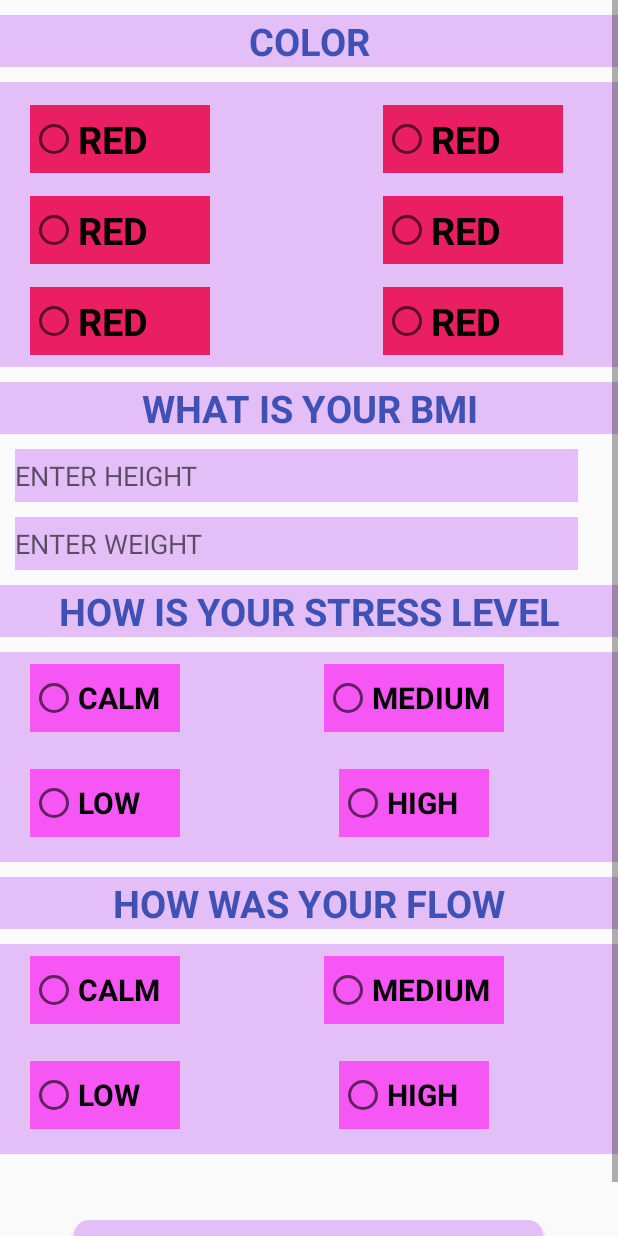
After one commit to Naitik555/Period-Diary, an Android app: the Question screen opened directly, with no data from a screen before it, on a phone screen of 412 x 824 dp. The commit adds this screen. Run offline under Robolectric (Android 15) with nearby library versions, the phone set to English and light mode, and no system bars; Roboto replaces fonts that are not available here.

Commit message:
recyclerview -- question

```diff
--- /dev/null
+++ b/app/src/main/java/com/project/perioddiary/DoctorRecycler.java
@@ -0,0 +1,48 @@
+package com.project.perioddiary;
+
+import androidx.appcompat.app.AppCompatActivity;
+import androidx.recyclerview.widget.LinearLayoutManager;
+import androidx.recyclerview.widget.RecyclerView;
+
+import android.os.Bundle;
+
+import com.project.perioddiary.RecyclerView.ReccyclerViewAdapter;
+
+import java.util.ArrayList;
+
+public class DoctorRecycler extends AppCompatActivity {
+
+    private static final String TAG = "DoctorRecycler";
+
+    private ArrayList<String> mNaames = new ArrayList<>();
+    private ArrayList<String> mImageUrls = new ArrayList<>();
+
+    @Override
+    protected void onCreate(Bundle savedInstanceState) {
+        super.onCreate(savedInstanceState);
+        setContentView(R.layout.doctorrecyclerview);
+
+        initImageBitmaps();
+    }
+
+    private void initImageBitmaps()
+    {
+         mImageUrls.add("https://upload.wikimedia.org/wikipedia/commons/6/6e/Shah_Rukh_Khan_graces_the_launch_of_the_new_Santro.jpg");
+         mNaames.add("ShahRukh Khan");
+
+        mImageUrls.add("https://upload.wikimedia.org/wikipedia/commons/8/86/Salman_Khan_at_Renault_Star_Guild_Awards.jpg");
+        mNaames.add("Salman Khan");
+
+        mImageUrls.add("https://m.media-amazon.com/images/M/MV5BODI4NDY1NzkyM15BMl5BanBnXkFtZTgwNzM3MDM0OTE@._V1_UY317_CR19,0,214,317_AL_.jpg");
+        mNaames.add("Akshay Kumar");
+
+        initRecyclerView();
+    }
+    private void initRecyclerView()
+    {
+        RecyclerView recyclerView = findViewById(R.id.recyclerview);
+        ReccyclerViewAdapter adapter = new ReccyclerViewAdapter(this,mNaames,mImageUrls);
+        recyclerView.setAdapter(adapter);
+        recyclerView.setLayoutManager(new LinearLayoutManager(this));
+    }
+}
--- /dev/null
+++ b/app/src/main/java/com/project/perioddiary/Question.java
@@ -0,0 +1,30 @@
+package com.project.perioddiary;
+
+import androidx.appcompat.app.AppCompatActivity;
+
+import android.content.Intent;
+import android.os.Bundle;
+import android.view.View;
+import android.widget.Button;
+
+public class Question extends AppCompatActivity {
+
+    Button button;
+
+    @Override
+    protected void onCreate(Bundle savedInstanceState) {
+        super.onCreate(savedInstanceState);
+        setContentView(R.layout.activity_question);
+
+        button = findViewById(R.id.button);
+
+        button.setOnClickListener(new View.OnClickListener() {
+            @Override
+            public void onClick(View view) {
+
+                Intent intent = new Intent(getApplicationContext(),DoctorRecycler.class);
+                startActivity(intent);
+            }
+        });
+    }
+}
--- /dev/null
+++ b/app/src/main/java/com/project/perioddiary/RecyclerView/ReccyclerViewAdapter.java
@@ -0,0 +1,79 @@
+package com.project.perioddiary.RecyclerView;
+
+import android.content.Context;
+import android.view.LayoutInflater;
+import android.view.View;
+import android.view.ViewGroup;
+import android.widget.RelativeLayout;
+import android.widget.TextView;
+import android.widget.Toast;
+
+import androidx.annotation.NonNull;
+import androidx.recyclerview.widget.RecyclerView;
+
+import com.bumptech.glide.Glide;
+import com.project.perioddiary.R;
+
+import java.util.ArrayList;
+
+import de.hdodenhof.circleimageview.CircleImageView;
+
+public class ReccyclerViewAdapter extends RecyclerView.Adapter<ReccyclerViewAdapter.ViewHolder>
+{
+    private static final String TAG = "ReccyclerViewAdapter";
+
+    private ArrayList<String> mImageNames = new ArrayList<>();
+    private ArrayList<String> mImages = new ArrayList<>();
+    private Context mContext;
+
+    public ReccyclerViewAdapter(Context mContext, ArrayList<String> mImageNames, ArrayList<String> mImages) {
+        this.mImageNames = mImageNames;
+        this.mImages = mImages;
+        this.mContext = mContext;
+    }
+
+    @NonNull
+    @Override
+    public ViewHolder onCreateViewHolder(@NonNull ViewGroup parent, int viewType) {
+
+        View view = LayoutInflater.from(parent.getContext()).inflate(R.layout.layout_listitem,parent,false);
+        ViewHolder holder = new ViewHolder(view);
+        return holder;
+    }
+
+    @Override
+    public void onBindViewHolder(@NonNull ViewHolder holder, int position) {
+
+        Glide.with(mContext).asBitmap().load(mImages.get(position)).into(holder.image);
+
+        holder.imageName.setText(mImageNames.get(position));
+
+        holder.parentLayout.setOnClickListener(new View.OnClickListener() {
+            @Override
+            public void onClick(View view) {
+
+                Toast.makeText(mContext, mImageNames.get(position), Toast.LENGTH_SHORT).show();
+            }
+        });
+    }
+
+    @Override
+    public int getItemCount() {
+        return mImageNames.size();
+    }
+
+    public class  ViewHolder extends RecyclerView.ViewHolder
+    {
+        CircleImageView image;
+        TextView imageName;
+        RelativeLayout parentLayout;
+
+
+        public ViewHolder(@NonNull View itemView) {
+            super(itemView);
+            image = itemView.findViewById(R.id.image);
+            imageName = itemView.findViewById(R.id.image_name);
+            parentLayout = itemView.findViewById(R.id.parent_layout);
+        }
+    }
+}
--- a/app/src/main/java/com/project/perioddiary/calendar/CalendarActivity.java
+++ b/app/src/main/java/com/project/perioddiary/calendar/CalendarActivity.java
@@ -3,10 +3,14 @@ package com.project.perioddiary.calendar;
 import androidx.annotation.NonNull;
 import androidx.appcompat.app.AppCompatActivity;
 
+import android.content.Intent;
 import android.os.Bundle;
+import android.view.View;
+import android.widget.Button;
 import android.widget.CalendarView;
 import android.widget.TextView;
 
+import com.project.perioddiary.Question;
 import com.project.perioddiary.R;
 
 public class CalendarActivity extends AppCompatActivity {
@@ -15,6 +19,8 @@ public class CalendarActivity extends AppCompatActivity {
 
     TextView myDate;
 
+    Button question;
+
     @Override
     protected void onCreate(Bundle savedInstanceState) {
         super.onCreate(savedInstanceState);
@@ -22,6 +28,7 @@ public class CalendarActivity extends AppCompatActivity {
 
         calendarView = (CalendarView) findViewById(R.id.calendarView);
         myDate = (TextView) findViewById(R.id.myDate);
+        question = findViewById(R.id.question);
 
         calendarView.setOnDateChangeListener(new CalendarView.OnDateChangeListener() {
             @Override
@@ -29,6 +36,16 @@ public class CalendarActivity extends AppCompatActivity {
 
                 String date = (i1 + 1) + "/" + i2 + "/" + i;
                 myDate.setText(date);
+
+            }
+        });
+
+        question.setOnClickListener(new View.OnClickListener() {
+            @Override
+            public void onClick(View view) {
+
+                Intent intent = new Intent(CalendarActivity.this, Question.class);
+                startActivity(intent);
             }
         });
     }
--- /dev/null
+++ b/app/src/main/res/layout/activity_question.xml
@@ -0,0 +1,370 @@
+<?xml version="1.0" encoding="utf-8"?>
+<ScrollView xmlns:android="http://schemas.android.com/apk/res/android"
+    xmlns:app="http://schemas.android.com/apk/res-auto"
+    xmlns:tools="http://schemas.android.com/tools"
+    android:layout_width="match_parent"
+    android:layout_height="match_parent"
+    android:orientation="vertical"
+    tools:context=".Question">
+
+    <LinearLayout
+        android:layout_width="match_parent"
+        android:layout_height="match_parent"
+        android:orientation="vertical">
+
+
+        <TextView
+            android:layout_width="match_parent"
+            android:layout_height="wrap_content"
+            android:layout_marginTop="10dp"
+            android:layout_marginBottom="10dp"
+            android:background="@color/bg_screen1"
+            android:gravity="center"
+            android:text="COLOR"
+            android:textColor="@color/colorPrimary"
+            android:textSize="25dp"
+            android:textStyle="bold" />
+
+        <RadioGroup
+            android:layout_width="match_parent"
+            android:layout_height="wrap_content">
+
+            <GridLayout
+                android:layout_width="match_parent"
+                android:layout_height="190dp"
+                android:layout_gravity="center"
+                android:background="@color/bg_screen1"
+                android:layout_marginRight="0dp"
+                android:columnCount="2"
+                android:orientation="horizontal"
+                android:rowCount="2">
+
+
+                <RadioButton
+                    android:id="@+id/red"
+                    android:layout_width="120dp"
+                    android:layout_height="45dp"
+                    android:layout_marginLeft="20dp"
+                    android:layout_marginTop="15dp"
+                    android:layout_marginRight="15dp"
+                    android:background="@color/bg_screen2"
+                    android:backgroundTint="#E91E63"
+                    android:text="RED"
+                    android:textColor="#000"
+                    android:textSize="25dp"
+                    android:textStyle="bold">
+
+                </RadioButton>
+
+                <RadioButton
+                    android:id="@+id/lightred"
+                    android:layout_width="120dp"
+                    android:layout_height="45dp"
+                    android:layout_marginLeft="100dp"
+                    android:layout_marginTop="15dp"
+                    android:layout_marginRight="50dp"
+                    android:background="@color/bg_screen2"
+                    android:backgroundTint="#E91E63"
+                    android:text="RED"
+                    android:textColor="#000"
+                    android:textSize="25dp"
+                    android:textStyle="bold">
+
+                </RadioButton>
+
+                <RadioButton
+                    android:id="@+id/redthree"
+                    android:layout_width="120dp"
+                    android:layout_height="45dp"
+                    android:layout_marginLeft="20dp"
+                    android:layout_marginTop="15dp"
+                    android:layout_marginRight="15dp"
+                    android:background="@color/bg_screen2"
+                    android:backgroundTint="#E91E63"
+                    android:text="RED"
+                    android:textColor="#000"
+                    android:textSize="25dp"
+                    android:textStyle="bold">
+
+                </RadioButton>
+
+                <RadioButton
+                    android:id="@+id/redfour"
+                    android:layout_width="120dp"
+                    android:layout_height="45dp"
+                    android:layout_marginLeft="100dp"
+                    android:layout_marginTop="15dp"
+                    android:layout_marginRight="50dp"
+                    android:background="@color/bg_screen2"
+                    android:backgroundTint="#E91E63"
+                    android:text="RED"
+                    android:textColor="#000"
+                    android:textSize="25dp"
+                    android:textStyle="bold">
+
+                </RadioButton>
+
+                <RadioButton
+                    android:id="@+id/redfive"
+                    android:layout_width="120dp"
+                    android:layout_height="45dp"
+                    android:layout_marginLeft="20dp"
+                    android:layout_marginTop="15dp"
+                    android:layout_marginRight="15dp"
+                    android:background="@color/bg_screen2"
+                    android:backgroundTint="#E91E63"
+                    android:text="RED"
+                    android:textColor="#000"
+                    android:textSize="25dp"
+                    android:textStyle="bold">
+
+                </RadioButton>
+
+                <RadioButton
+                    android:id="@+id/redsix"
+                    android:layout_width="120dp"
+                    android:layout_height="45dp"
+                    android:layout_marginLeft="100dp"
+                    android:layout_marginTop="15dp"
+                    android:layout_marginRight="50dp"
+                    android:background="@color/bg_screen2"
+                    android:backgroundTint="#E91E63"
+                    android:text="RED"
+                    android:textColor="#000"
+                    android:textSize="25dp"
+                    android:textStyle="bold">
+
+                </RadioButton>
+
+            </GridLayout>
+
+        </RadioGroup>
+
+        <TextView
+            android:layout_width="match_parent"
+            android:layout_height="wrap_content"
+            android:layout_marginTop="10dp"
+            android:layout_marginBottom="10dp"
+            android:background="@color/bg_screen1"
+            android:gravity="center"
+            android:text="WHAT IS YOUR BMI"
+            android:textColor="@color/colorPrimary"
+            android:textSize="25sp"
+            android:textStyle="bold" />
+
+        <EditText
+            android:id="@+id/height"
+            android:layout_width="375dp"
+            android:layout_height="35dp"
+            android:layout_marginLeft="10dp"
+            android:layout_marginRight="10dp"
+            android:background="@color/bg_screen1"
+            android:hint="ENTER HEIGHT" />
+
+        <EditText
+            android:id="@+id/weight"
+            android:layout_width="375dp"
+            android:layout_height="35dp"
+            android:layout_marginLeft="10dp"
+            android:layout_marginTop="10dp"
+            android:layout_marginRight="10dp"
+            android:background="@color/bg_screen1"
+            android:hint="ENTER WEIGHT" />
+
+        <TextView
+            android:layout_width="match_parent"
+            android:layout_height="wrap_content"
+            android:layout_marginTop="10dp"
+            android:layout_marginBottom="10dp"
+            android:background="@color/bg_screen1"
+            android:gravity="center"
+            android:text="HOW IS YOUR STRESS LEVEL"
+            android:textColor="@color/colorPrimary"
+            android:textSize="25sp"
+            android:textStyle="bold" />
+
+        <RadioGroup
+            android:layout_width="match_parent"
+            android:layout_height="wrap_content">
+
+            <GridLayout
+                android:layout_width="match_parent"
+                android:layout_height="140dp"
+                android:layout_gravity="center"
+                android:background="@color/bg_screen1"
+                android:columnCount="2"
+                android:orientation="horizontal"
+                android:rowCount="2">
+
+                <RadioButton
+                    android:id="@+id/calm"
+                    android:layout_width="100dp"
+                    android:layout_height="45dp"
+                    android:layout_gravity="center"
+                    android:layout_marginLeft="20dp"
+                    android:layout_marginTop="8dp"
+                    android:background="@color/bg_screen2"
+                    android:text="CALM"
+                    android:textColor="#000"
+                    android:textSize="20dp"
+                    android:textStyle="bold">
+
+                </RadioButton>
+
+                <RadioButton
+                    android:id="@+id/medium"
+                    android:layout_width="120dp"
+                    android:layout_height="45dp"
+                    android:layout_gravity="center"
+                    android:layout_marginLeft="20dp"
+                    android:layout_marginTop="8dp"
+                    android:background="@color/bg_screen2"
+                    android:text="MEDIUM"
+                    android:textColor="#000"
+                    android:textSize="20dp"
+                    android:textStyle="bold">
+
+                </RadioButton>
+
+                <RadioButton
+                    android:id="@+id/low"
+                    android:layout_width="100dp"
+                    android:layout_height="45dp"
+                    android:layout_gravity="center"
+                    android:layout_marginLeft="20dp"
+                    android:layout_marginTop="8dp"
+                    android:background="@color/bg_screen2"
+                    android:text="LOW"
+                    android:textColor="#000"
+                    android:textSize="20dp"
+                    android:textStyle="bold">
+
+                </RadioButton>
+
+                <RadioButton
+                    android:id="@+id/high"
+                    android:layout_width="100dp"
+                    android:layout_height="45dp"
+                    android:layout_gravity="center"
+                    android:layout_marginLeft="20dp"
+                    android:layout_marginTop="8dp"
+                    android:background="@color/bg_screen2"
+                    android:text="HIGH"
+                    android:textColor="#000"
+                    android:textSize="20dp"
+                    android:textStyle="bold">
+
+                </RadioButton>
+
+            </GridLayout>
+
+        </RadioGroup>
+
+        <TextView
+            android:layout_width="match_parent"
+            android:layout_height="wrap_content"
+            android:layout_marginTop="10dp"
+            android:layout_marginBottom="10dp"
+            android:background="@color/bg_screen1"
+            android:gravity="center"
+            android:text="HOW WAS YOUR FLOW"
+            android:textColor="@color/colorPrimary"
+            android:textSize="25sp"
+            android:textStyle="bold" />
+
+        <RadioGroup
+            android:layout_width="match_parent"
+            android:layout_height="wrap_content">
+
+            <GridLayout
+                android:layout_width="match_parent"
+                android:layout_height="140dp"
+                android:layout_gravity="center"
+                android:background="@color/bg_screen1"
+                android:columnCount="2"
+                android:orientation="horizontal"
+                android:rowCount="2">
+
+                <RadioButton
+                    android:id="@+id/one"
+                    android:layout_width="100dp"
+                    android:layout_height="45dp"
+                    android:layout_gravity="center"
+                    android:layout_marginLeft="20dp"
+                    android:layout_marginTop="8dp"
+                    android:background="@color/bg_screen2"
+                    android:text="CALM"
+                    android:textColor="#000"
+                    android:textSize="20dp"
+                    android:textStyle="bold">
+
+                </RadioButton>
+
+                <RadioButton
+                    android:id="@+id/two"
+                    android:layout_width="120dp"
+                    android:layout_height="45dp"
+                    android:layout_gravity="center"
+                    android:layout_marginLeft="20dp"
+                    android:layout_marginTop="8dp"
+                    android:background="@color/bg_screen2"
+                    android:text="MEDIUM"
+                    android:textColor="#000"
+                    android:textSize="20dp"
+                    android:textStyle="bold">
+
+                </RadioButton>
+
+                <RadioButton
+                    android:id="@+id/thirth"
+                    android:layout_width="100dp"
+                    android:layout_height="45dp"
+                    android:layout_gravity="center"
+                    android:layout_marginLeft="20dp"
+                    android:layout_marginTop="8dp"
+                    android:background="@color/bg_screen2"
+                    android:text="LOW"
+                    android:textColor="#000"
+                    android:textSize="20dp"
+                    android:textStyle="bold">
+
+                </RadioButton>
+
+                <RadioButton
+                    android:id="@+id/fourth"
+                    android:layout_width="100dp"
+                    android:layout_height="45dp"
+                    android:layout_gravity="center"
+                    android:layout_marginLeft="20dp"
+                    android:layout_marginTop="8dp"
+                    android:background="@color/bg_screen2"
+                    android:text="HIGH"
+                    android:textColor="#000"
+                    android:textSize="20dp"
+                    android:textStyle="bold">
+
+                </RadioButton>
+
+            </GridLayout>
+
+        </RadioGroup>
+
+        <Button
+            android:layout_width="wrap_content"
+            android:layout_height="wrap_content"
+            android:layout_marginStart="0dp"
+            android:layout_marginTop="44dp"
+            android:background="@drawable/bg_btn"
+            android:paddingStart="30dp"
+            android:gravity="center"
+            android:textStyle="bold"
+            android:id="@+id/button"
+            android:textSize="30dp"
+            android:layout_gravity="center_horizontal"
+            android:paddingEnd="30dp"
+            android:text="GET YOU ANSWER"
+            android:textColor="#000" />
+
+    </LinearLayout>
+
+</ScrollView>
--- /dev/null
+++ b/app/src/main/res/layout/doctorrecyclerview.xml
@@ -0,0 +1,17 @@
+<?xml version="1.0" encoding="utf-8"?>
+<RelativeLayout
+    xmlns:android="http://schemas.android.com/apk/res/android"
+    xmlns:app="http://schemas.android.com/apk/res-auto"
+    xmlns:tools = "http://schemas.android.com/tools"
+    android:layout_width="match_parent"
+    android:layout_height="match_parent"
+    >
+
+<androidx.recyclerview.widget.RecyclerView
+    android:layout_width="match_parent"
+    android:layout_height="match_parent"
+    android:id="@+id/recyclerview" >
+
+
+</androidx.recyclerview.widget.RecyclerView>
+</RelativeLayout>
--- /dev/null
+++ b/app/src/main/res/layout/layout_listitem.xml
@@ -0,0 +1,26 @@
+<?xml version="1.0" encoding="utf-8"?>
+<RelativeLayout xmlns:android="http://schemas.android.com/apk/res/android"
+    android:layout_width="match_parent"
+    android:layout_height="wrap_content"
+    android:padding="15dp"
+    android:id="@+id/parent_layout">
+
+    <de.hdodenhof.circleimageview.CircleImageView
+        android:layout_width="80dp"
+        android:layout_height="80dp"
+        android:id="@+id/image"
+        android:src="@mipmap/ic_launcher" />
+
+    <TextView
+        android:layout_width="wrap_content"
+        android:layout_height="wrap_content"
+        android:text="doctor name"
+        android:id="@+id/image_name"
+        android:layout_toRightOf="@+id/image"
+        android:textColor="#000"
+        android:layout_centerVertical="true"
+        android:layout_marginLeft="30dp"
+        android:textSize="17sp"
+        />
+
+</RelativeLayout>
--- a/app/src/main/res/layout/signupdoctor_tab_fragment.xml
+++ b/app/src/main/res/layout/signupdoctor_tab_fragment.xml
@@ -62,6 +62,7 @@
         android:layout_width="0dp"
         android:layout_height="wrap_content"
         android:hint="Password"
+        android:inputType="textPassword"
         android:paddingLeft="20dp"
         android:paddingTop="10dp"
         android:paddingBottom="10dp"
```
Also changed, not shown: app/build.gradle (+11 -3 lines), app/src/main/AndroidManifest.xml (+5 -4 lines).
